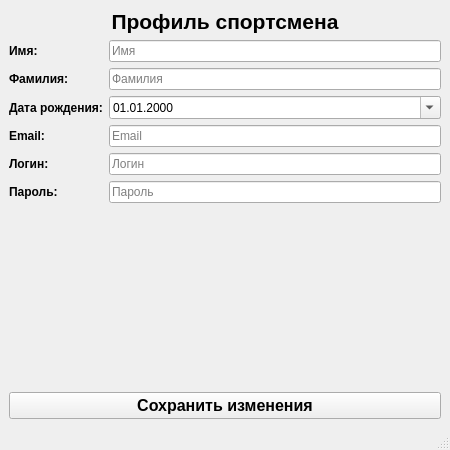
rinatyafarov/AthleteAwardsTracker, file athleteprofilewindow.ui: the form before one commit.
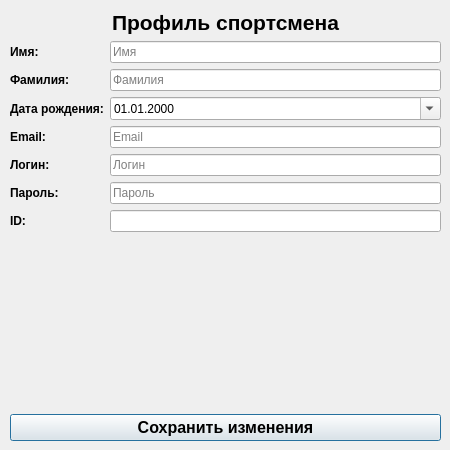
The form after the commit.

The edit to the form file:
```diff
--- a/athleteprofilewindow.ui
+++ b/athleteprofilewindow.ui
@@ -1,7 +1,7 @@
 <?xml version="1.0" encoding="UTF-8"?>
 <ui version="4.0">
  <class>AthleteProfileWindow</class>
- <widget class="QMainWindow" name="AthleteProfileWindow">
+ <widget class="QDialog" name="AthleteProfileWindow">
   <property name="geometry">
    <rect>
     <x>0</x>
@@ -13,7 +13,15 @@
   <property name="windowTitle">
    <string>Профиль спортсмена</string>
   </property>
-  <widget class="QWidget" name="centralwidget">
+  <widget class="QWidget" name="verticalLayoutWidget">
+   <property name="geometry">
+    <rect>
+     <x>10</x>
+     <y>10</y>
+     <width>431</width>
+     <height>431</height>
+    </rect>
+   </property>
    <layout class="QVBoxLayout" name="verticalLayout">
     <item>
      <widget class="QLabel" name="profileTitleLabel">
@@ -177,6 +185,26 @@
         </property>
        </widget>
       </item>
+      <item row="6" column="0">
+       <widget class="QLabel" name="idLabel">
+        <property name="font">
+         <font>
+          <weight>75</weight>
+          <bold>true</bold>
+         </font>
+        </property>
+        <property name="text">
+         <string>ID:</string>
+        </property>
+       </widget>
+      </item>
+      <item row="6" column="1">
+       <widget class="QLineEdit" name="idLineEdit">
+        <property name="readOnly">
+         <bool>true</bool>
+        </property>
+       </widget>
+      </item>
      </layout>
     </item>
     <item>
@@ -190,7 +218,7 @@
       <property name="sizeHint" stdset="0">
        <size>
         <width>20</width>
-        <height>20</height>
+        <height>40</height>
        </size>
       </property>
      </spacer>
@@ -210,17 +238,6 @@
     </item>
    </layout>
   </widget>
-  <widget class="QMenuBar" name="menubar">
-   <property name="geometry">
-    <rect>
-     <x>0</x>
-     <y>0</y>
-     <width>450</width>
-     <height>21</height>
-    </rect>
-   </property>
-  </widget>
-  <widget class="QStatusBar" name="statusbar"/>
  </widget>
  <resources/>
  <connections/>
```
